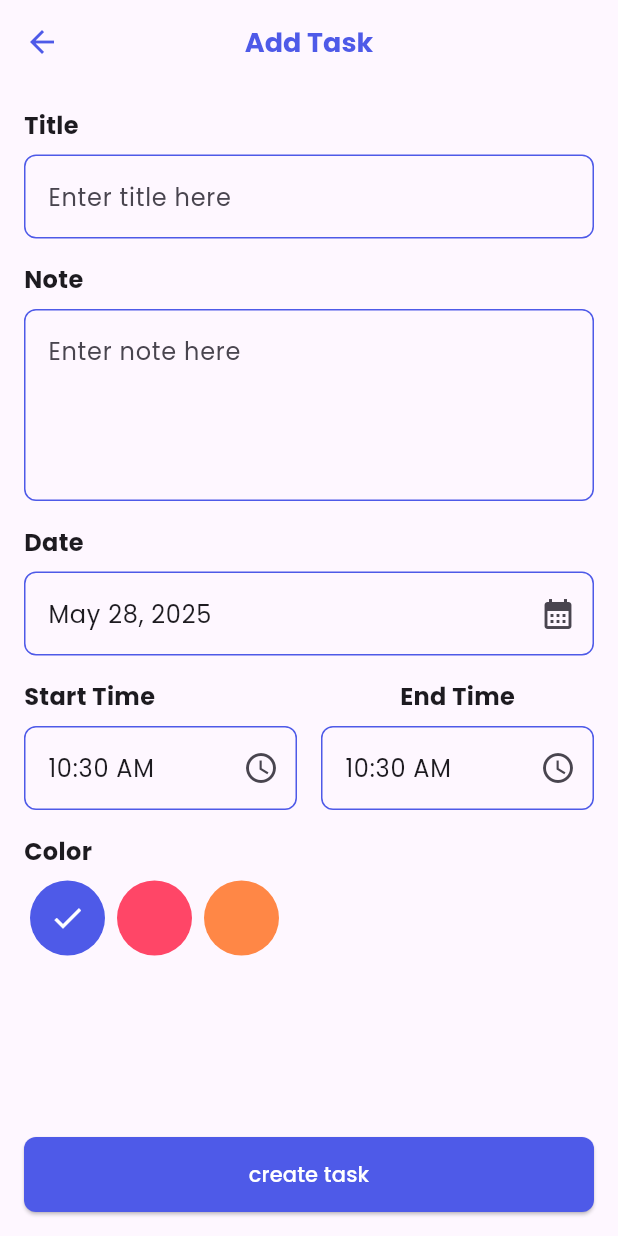
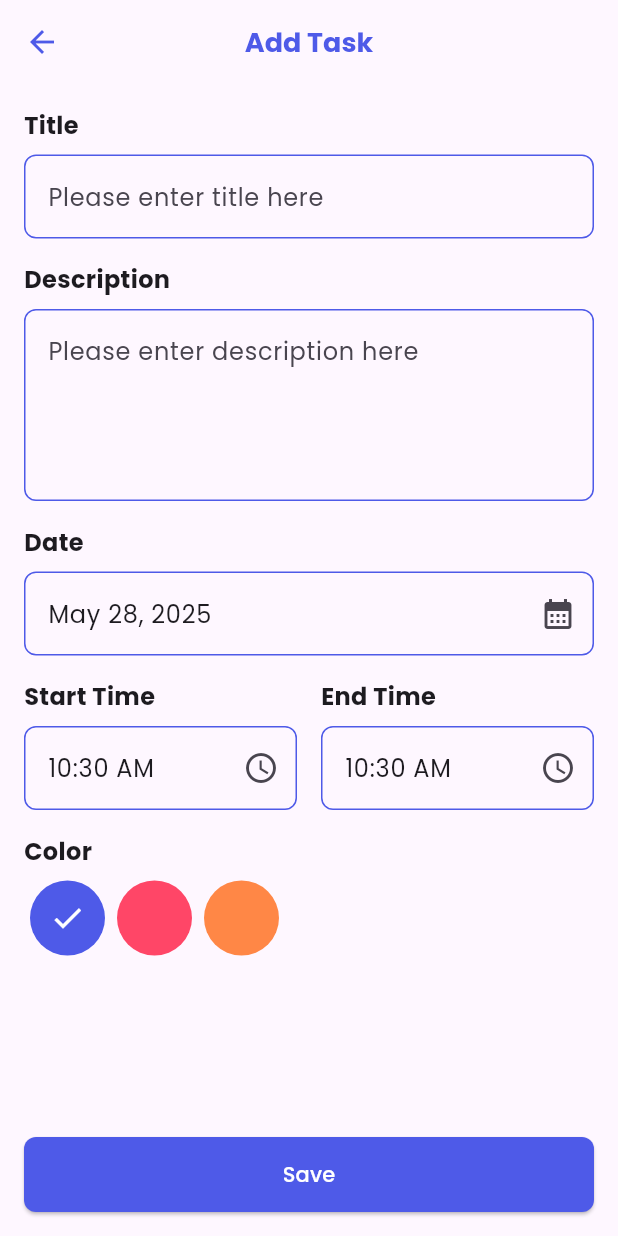
Before and after one commit to mohammed-mustafa1/taskati, a Flutter app: the AddTaskScreen screen opened directly, on a phone screen of 412 x 824 dp. Run offline on Flutter 3.47's test engine with Material 3 defaults, Android fonts, the phone set to English and light mode, and no system bars; our stand-ins replace date_picker_timeline, flutter_svg, hive_flutter, image_picker, lottie; accounts and stored records are empty.

```diff
--- a/lib/core/services/local_storage.dart
+++ b/lib/core/services/local_storage.dart
@@ -5,6 +5,7 @@ class LocalStorage {
   static const String name = 'userName';
   static const String image = 'UserImage';
   static const String theme = 'theme';
+  static const String language = 'language';
   static late Box userBox;
   static late Box<TaskModel> taskBox;
   static init() {
--- a/lib/core/widgets/main_button.dart
+++ b/lib/core/widgets/main_button.dart
@@ -2,17 +2,18 @@ import 'package:flutter/material.dart';
 import 'package:taskati/core/utils/colors.dart';
 
 class MainButton extends StatelessWidget {
-  const MainButton({
-    super.key,
-    required this.text,
-    required this.onPress,
-    this.height,
-    this.width,
-  });
+  const MainButton(
+      {super.key,
+      required this.text,
+      required this.onPress,
+      this.height,
+      this.width,
+      this.color});
   final String text;
   final Function()? onPress;
   final double? height;
   final double? width;
+  final Color? color;
   @override
   Widget build(BuildContext context) {
     return SizedBox(
@@ -21,7 +22,7 @@ class MainButton extends StatelessWidget {
       child: ElevatedButton(
         onPressed: onPress,
         style: ElevatedButton.styleFrom(
-            backgroundColor: AppColors.primaryColor,
+            backgroundColor: color ?? AppColors.primaryColor,
             shape: RoundedRectangleBorder(
               borderRadius: BorderRadius.circular(8),
             )),
--- a/lib/features/add_task/add_task_screen.dart
+++ b/lib/features/add_task/add_task_screen.dart
@@ -5,6 +5,7 @@ import 'package:taskati/core/services/local_storage.dart';
 import 'package:taskati/core/utils/colors.dart';
 import 'package:taskati/core/utils/text_styles.dart';
 import 'package:taskati/core/widgets/main_button.dart';
+import 'package:taskati/generated/l10n.dart';
 
 class AddTaskScreen extends StatefulWidget {
   const AddTaskScreen({super.key, @required this.task});
@@ -48,7 +49,9 @@ class _AddTaskScreenState extends State<AddTaskScreen> {
       appBar: AppBar(
         foregroundColor: AppColors.primaryColor,
         title: Text(
-          widget.task == null ? 'Add Task' : 'Update Task',
+          widget.task == null
+              ? S.of(context).add_task
+              : S.of(context).update_task,
           style: TextStyles.title,
         ),
       ),
@@ -74,7 +77,12 @@ class _AddTaskScreenState extends State<AddTaskScreen> {
       bottomNavigationBar: Padding(
         padding: const EdgeInsets.all(16),
         child: MainButton(
-            text: 'create task',
+            text: S.of(context).save_task_button,
+            color: selectedColor == 0
+                ? AppColors.primaryColor
+                : selectedColor == 1
+                    ? AppColors.red
+                    : AppColors.orange,
             onPress: () {
               String id =
                   titleController.text + DateTime.now().millisecond.toString();
@@ -117,7 +125,7 @@ class _AddTaskScreenState extends State<AddTaskScreen> {
     return Column(
       crossAxisAlignment: CrossAxisAlignment.start,
       children: [
-        Text('Color',
+        Text(S.of(context).color,
             style: TextStyles.body.copyWith(fontWeight: FontWeight.bold)),
         SizedBox(height: 8),
         Row(
@@ -154,19 +162,19 @@ class _AddTaskScreenState extends State<AddTaskScreen> {
       crossAxisAlignment: CrossAxisAlignment.start,
       children: [
         Text(
-          'Note',
+          S.of(context).description,
           style: TextStyles.body.copyWith(fontWeight: FontWeight.bold),
         ),
         SizedBox(height: 8),
         TextFormField(
           validator: (value) {
             if (value == null || value.isEmpty) {
-              return 'Please enter some text';
+              return S.of(context).description_error;
             }
             return null;
           },
           controller: descriptionController,
-          decoration: InputDecoration(hintText: 'Enter note here'),
+          decoration: InputDecoration(hintText: S.of(context).description_hint),
           maxLines: 4,
         ),
       ],
@@ -178,19 +186,19 @@ class _AddTaskScreenState extends State<AddTaskScreen> {
       crossAxisAlignment: CrossAxisAlignment.start,
       children: [
         Text(
-          'Title',
+          S.of(context).title,
           style: TextStyles.body.copyWith(fontWeight: FontWeight.bold),
         ),
         SizedBox(height: 8),
         TextFormField(
           validator: (value) {
             if (value == null || value.isEmpty) {
-              return 'Please enter some text';
+              return S.of(context).title_error;
             }
             return null;
           },
           controller: titleController,
-          decoration: InputDecoration(hintText: 'Enter title here'),
+          decoration: InputDecoration(hintText: S.of(context).title_hint),
         ),
       ],
     );
@@ -201,7 +209,7 @@ class _AddTaskScreenState extends State<AddTaskScreen> {
       crossAxisAlignment: CrossAxisAlignment.start,
       children: [
         Text(
-          'Date',
+          S.of(context).date,
           style: TextStyles.body.copyWith(fontWeight: FontWeight.bold),
         ),
         SizedBox(height: 8),
@@ -238,7 +246,7 @@ class _AddTaskScreenState extends State<AddTaskScreen> {
         crossAxisAlignment: CrossAxisAlignment.start,
         children: [
           Text(
-            'Start Time',
+            S.of(context).start_time,
             style: TextStyles.body.copyWith(fontWeight: FontWeight.bold),
           ),
           SizedBox(height: 8),
@@ -265,9 +273,10 @@ class _AddTaskScreenState extends State<AddTaskScreen> {
   Expanded endTime() {
     return Expanded(
       child: Column(
+        crossAxisAlignment: CrossAxisAlignment.start,
         children: [
           Text(
-            'End Time',
+            S.of(context).end_time,
             style: TextStyles.body.copyWith(fontWeight: FontWeight.bold),
           ),
           SizedBox(height: 8),
--- a/lib/features/home/widgets/home_body.dart
+++ b/lib/features/home/widgets/home_body.dart
@@ -35,10 +35,13 @@ class _HomeBodyState extends State<HomeBody> {
           TodayHeader(),
           SizedBox(height: 16),
           DatePicker(
+            locale: intl.Intl.getCurrentLocale(),
+            directionality: intl.Intl.getCurrentLocale() == 'ar'
+                ? TextDirection.rtl
+                : TextDirection.ltr,
             monthTextStyle: TextStyles.body,
             dateTextStyle: TextStyles.body,
             dayTextStyle: TextStyles.body,
-            // height: 100,
             width: MediaQuery.sizeOf(context).width * .2,
             height: MediaQuery.sizeOf(context).height * 0.14,
             DateTime.now(),
--- a/lib/features/home/widgets/home_header.dart
+++ b/lib/features/home/widgets/home_header.dart
@@ -5,6 +5,7 @@ import 'package:taskati/core/function/navigations.dart';
 import 'package:taskati/core/services/local_storage.dart';
 import 'package:taskati/core/utils/text_styles.dart';
 import 'package:taskati/features/intro/setup_profile_screen.dart';
+import 'package:taskati/generated/l10n.dart';
 
 class HomeHeader extends StatelessWidget {
   const HomeHeader({
@@ -21,11 +22,11 @@ class HomeHeader extends StatelessWidget {
               mainAxisSize: MainAxisSize.min,
               children: [
                 Text(
-                  'Hello, ${LocalStorage.getUserData(key: LocalStorage.name)}',
+                  '${S.of(context).Hello}, ${LocalStorage.getUserData(key: LocalStorage.name)}',
                   style: TextStyles.title,
                 ),
                 Text(
-                  'Have a nice day',
+                  S.of(context).Have_a_nice_day,
                   style: TextStyles.body,
                 ),
               ]),
--- a/lib/features/home/widgets/task_list_builder.dart
+++ b/lib/features/home/widgets/task_list_builder.dart
@@ -59,7 +59,7 @@ class TaskListBuilder extends StatelessWidget {
         color: Colors.red,
         borderRadius: BorderRadius.circular(16),
       ),
-      alignment: Alignment.centerRight,
+      alignment: AlignmentDirectional.centerEnd,
       child: const Icon(Icons.delete, color: Colors.white, size: 32),
     );
   }
@@ -72,7 +72,7 @@ class TaskListBuilder extends StatelessWidget {
         color: Colors.green,
         borderRadius: BorderRadius.circular(16),
       ),
-      alignment: Alignment.centerLeft,
+      alignment: AlignmentDirectional.centerStart,
       child: const Icon(Icons.done, color: Colors.white, size: 32),
     );
   }
--- a/lib/features/home/widgets/today_header.dart
+++ b/lib/features/home/widgets/today_header.dart
@@ -4,6 +4,7 @@ import 'package:taskati/core/function/navigations.dart';
 import 'package:taskati/core/utils/text_styles.dart';
 import 'package:taskati/core/widgets/main_button.dart';
 import 'package:taskati/features/add_task/add_task_screen.dart';
+import 'package:taskati/generated/l10n.dart';
 
 class TodayHeader extends StatelessWidget {
   const TodayHeader({
@@ -24,14 +25,14 @@ class TodayHeader extends StatelessWidget {
                   style: TextStyles.body.copyWith(fontWeight: FontWeight.bold),
                 ),
                 Text(
-                  'Today',
+                  S.of(context).today,
                   style: TextStyles.body.copyWith(fontWeight: FontWeight.bold),
                 ),
               ]),
         ),
         MainButton(
             width: MediaQuery.sizeOf(context).width * 0.32,
-            text: 'Add Task',
+            text: S.of(context).add_task,
             onPress: () {
               context.push(const AddTaskScreen(task: null));
             }),
--- /dev/null
+++ b/lib/l10n/intl_en.arb
@@ -0,0 +1,22 @@
+{
+   "Hello": "Hello",
+   "Have_a_nice_day":"🌞 Have a nice day 🌞",
+   "today": "Today",
+   "add_task":"Add Task",
+   "update_task":"Update Task",
+   "title":"Title",
+   "title_hint":"Please enter title here",
+   "title_error":"Please enter some text",
+   "description":"Description",
+   "description_hint":"Please enter description here",
+   "description_error":"Please enter some text",
+   "date":"Date",
+   "start_time":"Start Time",
+   "end_time":"End Time",
+   "color":"Color",
+   "save_task_button":"Save",
+   "done_button":"Done",
+   "image_error":"Please select an image",
+   "name_error":"Please enter your name",
+   "name_hint":"Enter Your Name"
+}
```
Also changed, not shown: lib/features/intro/setup_profile_screen.dart (+41 -8 lines), lib/l10n/intl_ar.arb (added, +22 -0 lines), lib/main.dart (+11 -0 lines), pubspec.yaml (+6 -5 lines), lib/generated/intl/messages_all.dart (added), lib/generated/intl/messages_ar.dart (added), lib/generated/intl/messages_en.dart (added), lib/generated/l10n.dart (added), pubspec.lock, 1 other file.
